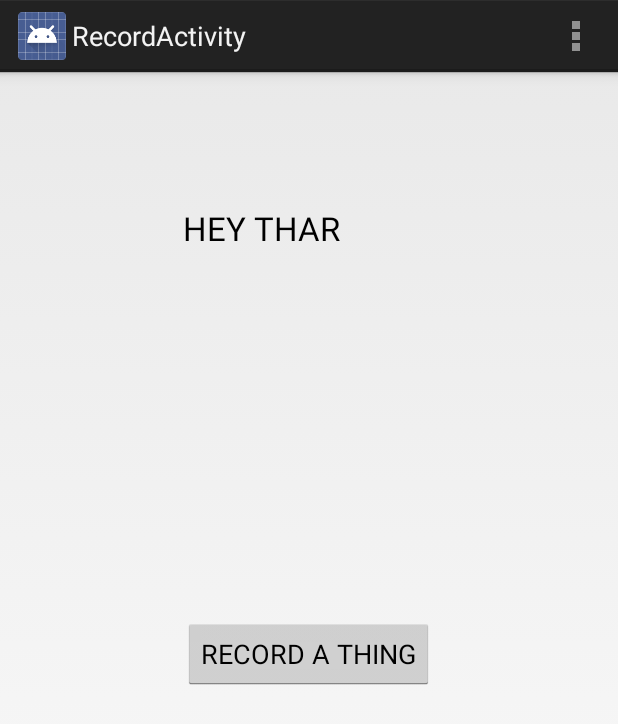
After one commit to valerie-roske/yoTWo, an Android app: the RecordActivity screen opened directly, with no data from a screen before it, on a phone screen of 412 x 824 dp. The commit adds this screen. Shown: the top 724 px of the screen. Run offline under Robolectric (Android 15) with nearby library versions, the phone set to English and light mode, and no system bars.

Commit message:
some stuff

```diff
--- a/app/src/main/java/com/thoughtworks/yotwo/android/activities/ListUsersActivity.java
+++ b/app/src/main/java/com/thoughtworks/yotwo/android/activities/ListUsersActivity.java
@@ -18,6 +18,8 @@ import java.util.List;
 
 public class ListUsersActivity extends ListActivity implements RequestCallback<List<User>> {
 
+    private List list;
+
     @Override
     protected void onCreate(Bundle savedInstanceState) {
         super.onCreate(savedInstanceState);
@@ -25,6 +27,7 @@ public class ListUsersActivity extends ListActivity implements RequestCallback<L
 
         Config config = new Config(this, new Environment());
         new GetAllUsersTask(this, new UserService(config)).execute();
+
     }
 
     @Override
--- /dev/null
+++ b/app/src/main/java/com/thoughtworks/yotwo/android/activities/RecordActivity.java
@@ -0,0 +1,38 @@
+package com.thoughtworks.yotwo.android.activities;
+
+import android.app.Activity;
+import android.os.Bundle;
+import android.view.Menu;
+import android.view.MenuItem;
+import com.thoughtworks.yotwo.R;
+
+public class RecordActivity extends Activity {
+
+    @Override
+    protected void onCreate(Bundle savedInstanceState) {
+        super.onCreate(savedInstanceState);
+        setContentView(R.layout.activity_record);
+    }
+
+
+    @Override
+    public boolean onCreateOptionsMenu(Menu menu) {
+
+        // Inflate the menu; this adds items to the action bar if it is present.
+        getMenuInflater().inflate(R.menu.record, menu);
+        return true;
+    }
+
+    @Override
+    public boolean onOptionsItemSelected(MenuItem item) {
+        // Handle action bar item clicks here. The action bar will
+        // automatically handle clicks on the Home/Up button, so long
+        // as you specify a parent activity in AndroidManifest.xml.
+        int id = item.getItemId();
+        if (id == R.id.action_settings) {
+            return true;
+        }
+        return super.onOptionsItemSelected(item);
+    }
+
+}
--- /dev/null
+++ b/app/src/main/res/layout/activity_record.xml
@@ -0,0 +1,24 @@
+<RelativeLayout xmlns:android="http://schemas.android.com/apk/res/android"
+    xmlns:tools="http://schemas.android.com/tools"
+    android:layout_width="match_parent"
+    android:layout_height="match_parent"
+    android:paddingLeft="@dimen/activity_horizontal_margin"
+    android:paddingRight="@dimen/activity_horizontal_margin"
+    android:paddingTop="@dimen/activity_vertical_margin"
+    android:paddingBottom="@dimen/activity_vertical_margin"
+    tools:context="com.thoughtworks.yotwo.android.activities.RecordActivity">
+
+    <Button
+            android:layout_width="wrap_content"
+            android:layout_height="wrap_content"
+            android:text="RECORD A THING"
+            android:id="@+id/recordbutton" android:layout_centerVertical="true" android:layout_centerHorizontal="true"/>
+    <TextView
+            android:layout_width="wrap_content"
+            android:layout_height="wrap_content"
+            android:textAppearance="?android:attr/textAppearanceLarge"
+            android:text="HEY THAR"
+            android:id="@+id/textView" android:layout_alignParentTop="true" android:layout_alignLeft="@+id/recordbutton"
+            android:layout_alignStart="@+id/recordbutton" android:layout_marginTop="73dp"
+            android:layout_alignRight="@+id/recordbutton" android:layout_alignEnd="@+id/recordbutton"/>
+</RelativeLayout>
--- a/app/src/main/res/layout/list_item.xml
+++ b/app/src/main/res/layout/list_item.xml
@@ -6,6 +6,8 @@
               android:layout_height="match_parent">
 
     <TextView android:id="@+id/user_name"
+              android:onClick="onClick"
+              android:clickable="true"
               android:layout_width="match_parent"
               android:layout_height="match_parent"
               android:textSize="@dimen/large_text"
--- /dev/null
+++ b/app/src/main/res/menu/record.xml
@@ -0,0 +1,9 @@
+<menu xmlns:android="http://schemas.android.com/apk/res/android"
+    xmlns:tools="http://schemas.android.com/tools"
+    tools:context="com.thoughtworks.yotwo.android.activities.RecordActivity" >
+
+    <item android:id="@+id/action_settings"
+        android:title="@string/action_settings"
+        android:orderInCategory="100"
+        android:showAsAction="never" />
+</menu>
--- a/app/src/main/res/values/strings.xml
+++ b/app/src/main/res/values/strings.xml
@@ -12,5 +12,7 @@
     <string name="retrieving_data">Retrieving Data…</string>
     <string name="could_not_connect_to_server">Error connecting to server</string>
     <string name="no_users">Sorry! There are no users in the system yet!</string>
+    <string name="title_activity_record">RecordActivity</string>
+    <string name="hello_world">Hello world!</string>
 
 </resources>
```
Also changed, not shown: app/src/main/AndroidManifest.xml (+14 -7 lines), app/src/main/java/com/thoughtworks/yotwo/android/utils/UsersArrayAdapter.java (+16 -2 lines), 1 other file.
